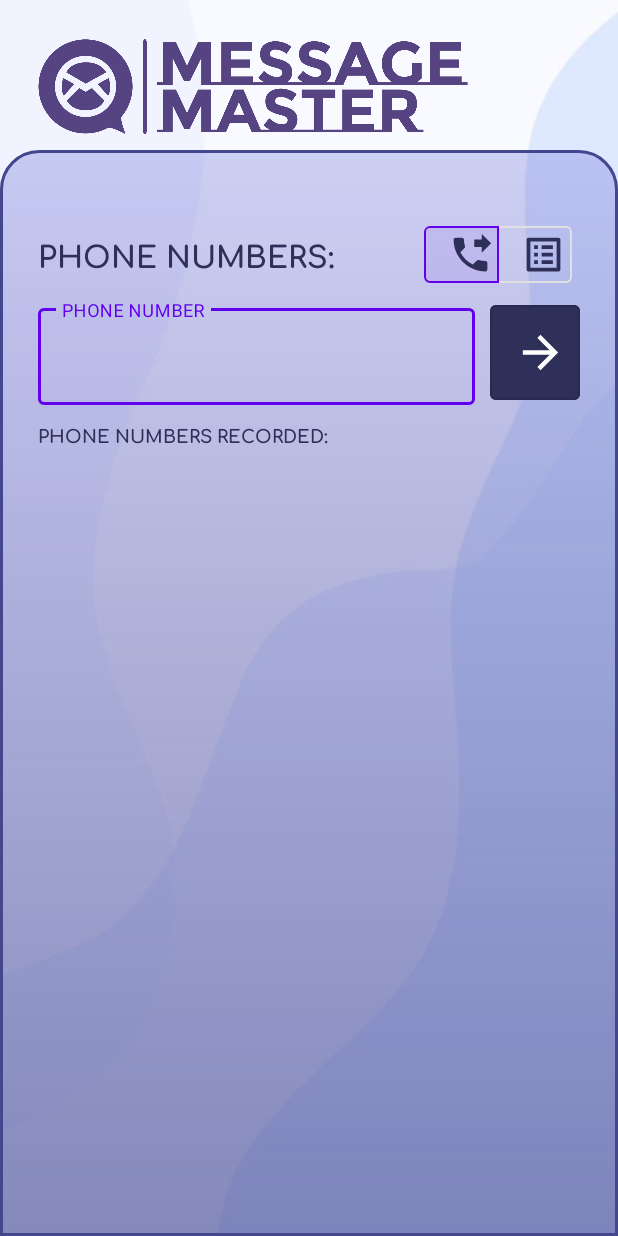
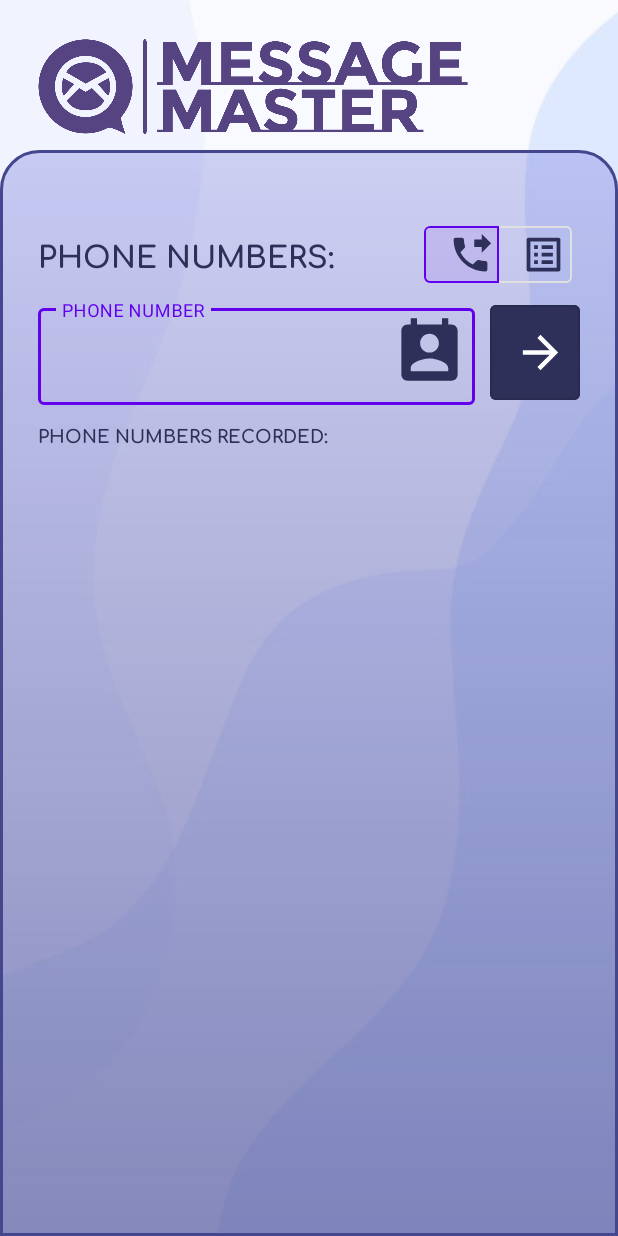
Before and after one commit to AritraBiswas9788/Message-Master, an Android app: the screen it shows after launch (MainActivity), on a phone screen of 412 x 824 dp. Run offline under Robolectric (Android 15) with nearby library versions, the phone set to English and light mode, and no system bars; Roboto replaces fonts that are not available here.

Commit message:
contacticon commit

```diff
--- /dev/null
+++ b/app/src/main/res/drawable/contactsicon.xml
@@ -0,0 +1,5 @@
+<vector android:height="24dp" android:tint="#2F305A"
+    android:viewportHeight="24" android:viewportWidth="24"
+    android:width="24dp" xmlns:android="http://schemas.android.com/apk/res/android">
+    <path android:fillColor="@android:color/white" android:pathData="M19,3h-1L18,1h-2v2L8,3L8,1L6,1v2L5,3c-1.11,0 -2,0.9 -2,2v14c0,1.1 0.89,2 2,2h14c1.1,0 2,-0.9 2,-2L21,5c0,-1.1 -0.9,-2 -2,-2zM12,6c1.66,0 3,1.34 3,3s-1.34,3 -3,3 -3,-1.34 -3,-3 1.34,-3 3,-3zM18,18L6,18v-1c0,-2 4,-3.1 6,-3.1s6,1.1 6,3.1v1z"/>
+</vector>
--- a/app/src/main/res/layout/activity_main.xml
+++ b/app/src/main/res/layout/activity_main.xml
@@ -70,6 +70,16 @@
                 android:lines="1" />
         </com.google.android.material.textfield.TextInputLayout>
 
+        <ImageView
+            android:layout_width="50dp"
+            android:layout_height="50dp"
+            android:src="@drawable/contactsicon"
+            android:layout_marginRight="5dp"
+            app:layout_constraintBottom_toBottomOf="@+id/textInputLayout"
+            app:layout_constraintEnd_toEndOf="@+id/textInputLayout"
+            app:layout_constraintTop_toTopOf="@+id/textInputLayout" />
+
+
         <Button
             android:id="@+id/button"
             style="@style/Widget.MaterialComponents.Button.OutlinedButton"
@@ -129,8 +139,8 @@
         <ListView
             android:id="@+id/numList"
             android:layout_width="0dp"
-            android:layout_height="70dp"
-            android:layout_margin="20dp"
+            android:layout_height="90dp"
+            android:layout_margin="10dp"
             app:layout_constraintEnd_toEndOf="parent"
             app:layout_constraintStart_toEndOf="@+id/numbers"
             app:layout_constraintTop_toBottomOf="@+id/textInputLayout" />
```
